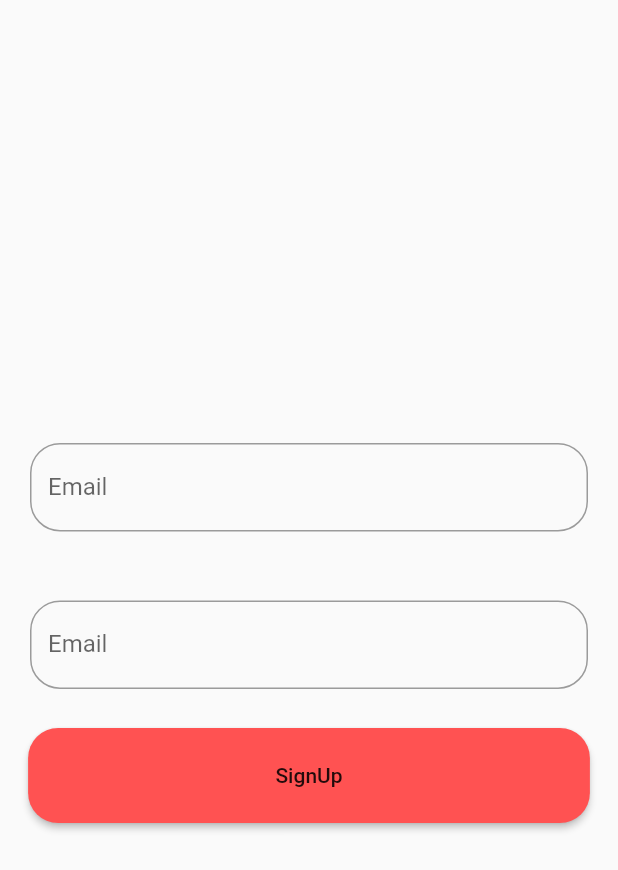
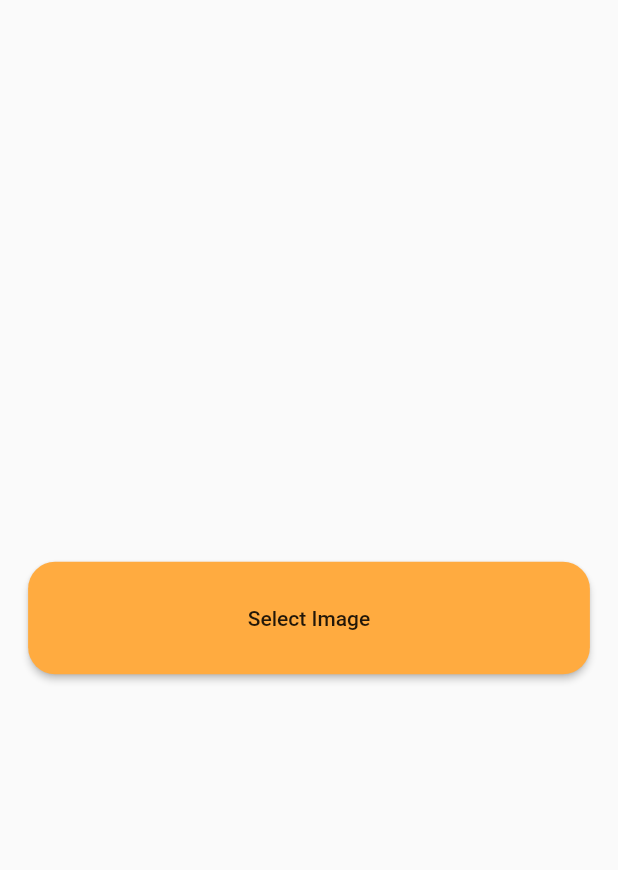
Before and after one commit to HamzaaJavaid/RestApi_tutorials, a Flutter app: the screen it shows after launch, on a phone screen of 412 x 824 dp. Shown: the top 870 px of the screen. Run offline on Flutter 3.47's test engine with Material 2 defaults, Android fonts, the phone set to English and light mode, and no system bars; our stand-ins replace image_picker.

Commit message:
Image Upload to server using POST API

```diff
--- /dev/null
+++ b/lib/Others Methods/File Upload on server using API.dart
@@ -0,0 +1,101 @@
+
+
+import 'dart:convert';
+import 'dart:io';
+import 'package:flutter/material.dart';
+import 'package:image_picker/image_picker.dart';
+import 'package:http/http.dart' as http;
+
+class serverImageUsingAPI extends StatefulWidget {
+  const serverImageUsingAPI({super.key});
+
+  @override
+  State<serverImageUsingAPI> createState() => _serverImageUsingAPIState();
+}
+
+class _serverImageUsingAPIState extends State<serverImageUsingAPI> {
+
+
+
+
+
+  File? file ;
+  final imagePicker = ImagePicker();
+  Future<void> ImageUploadToServer()async{
+
+
+    //read image by stream
+    var stream = new  http.ByteStream(file!.openRead());
+    stream.cast();
+
+    //get length of image in bytes
+    var length = await file!.length();
+    print("Length is : $length");
+
+    //open request for server with some data ( if email , password etc )
+    var url = Uri.parse("https://fakestoreapi.com/products");
+    var request = new http.MultipartRequest("POST", url);
+    request.fields['title'] = "Hamza Khan";
+
+
+    //put image file
+    var multipart = new http.MultipartFile(
+        "image",
+        stream,
+        length);
+
+    //send the file
+  //
+    // request.files.add(multipart);
+   var response = await request.send();
+
+   //check status code if api requested the server or not
+   if(response.statusCode == 200){
+     print('API HIT WITH IMAGE UPLOAD');
+
+   }
+   else{
+     print('API NOT HIT ');
+   }
+
+  }
+
+
+  @override
+
+
+  @override
+  Widget build(BuildContext context) {
+    return MaterialApp(
+      home : Scaffold(
+       body : Center(
+         child: file!=null ? Image.file(file!,fit: BoxFit.contain,height: 380,width: 188,) : MaterialButton(
+
+             onPressed: () async{
+               final pickedFile  = await imagePicker.pickImage(source: ImageSource.gallery,);
+              setState(() {
+
+                file = File(pickedFile!.path);
+
+              });
+
+              ImageUploadToServer();
+
+             },
+             height: MediaQuery.of(context).size.height /11,
+             minWidth: MediaQuery.of(context).size.width /1.1,
+             color: Colors.orangeAccent,
+             shape: OutlineInputBorder(
+                 borderRadius: BorderRadius.all(Radius.circular(18)),
+                 borderSide: BorderSide(
+                     color: Colors.transparent
+                 )
+             ),
+
+             child: Text("Select Image")
+         ),
+       )
+      )
+    );
+  }
+}
--- a/lib/main.dart
+++ b/lib/main.dart
@@ -4,13 +4,14 @@ import 'package:http/http.dart' as http;
 import 'package:restapi_tutorials/FilewithComplexJson.dart';
 import 'package:restapi_tutorials/FilewithVERYComplexJson.dart';
 import 'package:restapi_tutorials/FilewithoutModel.dart';
+import 'package:restapi_tutorials/Others%20Methods/File%20Upload%20on%20server%20using%20API.dart';
 import 'FilewithCustomModel.dart';
 import 'Model/PostsModel.dart';
 import 'Others Methods/Login & Signup API.dart';
 
 
 void main() {
-  runApp(const authenticationScreenusingAPI());
+  runApp(const serverImageUsingAPI());
 }
 
 class MyApp extends StatefulWidget {
--- a/pubspec.yaml
+++ b/pubspec.yaml
@@ -36,6 +36,7 @@ dependencies:
   # Use with the CupertinoIcons class for iOS style icons.
   cupertino_icons: ^1.0.2
   http: ^1.1.0
+  image_picker: ^1.0.1
 
 dev_dependencies:
   flutter_test:
```
Also changed, not shown: lib/Others Methods/Login & Signup API.dart (line endings or trailing spaces), pubspec.lock, 5 other files.
